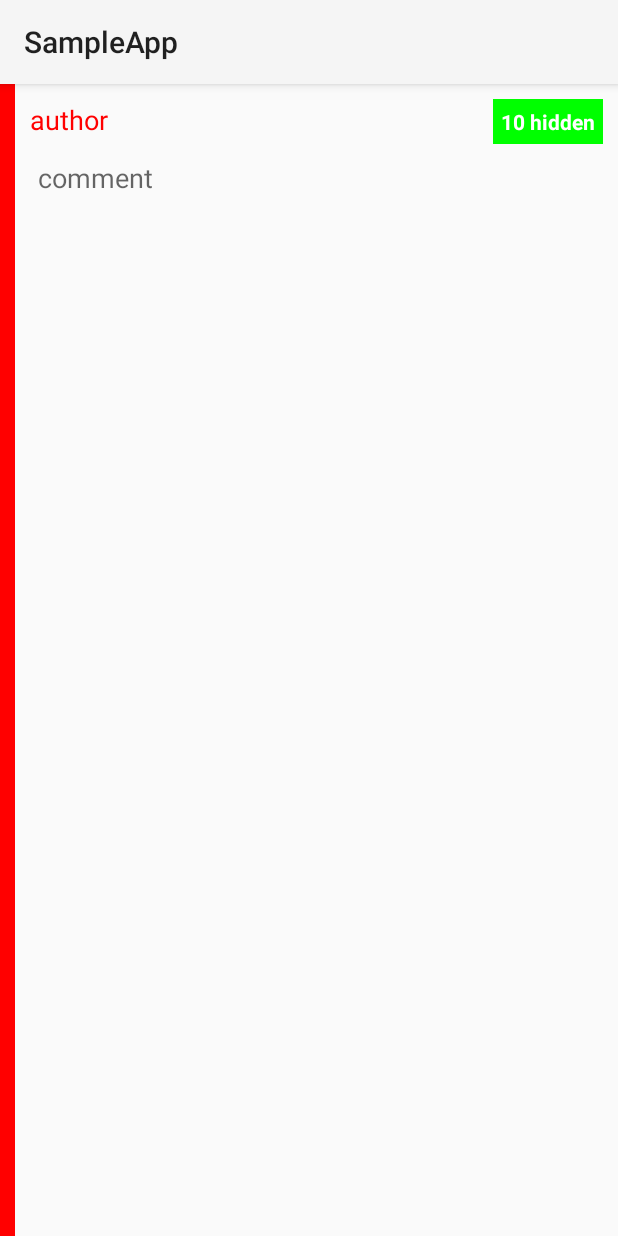
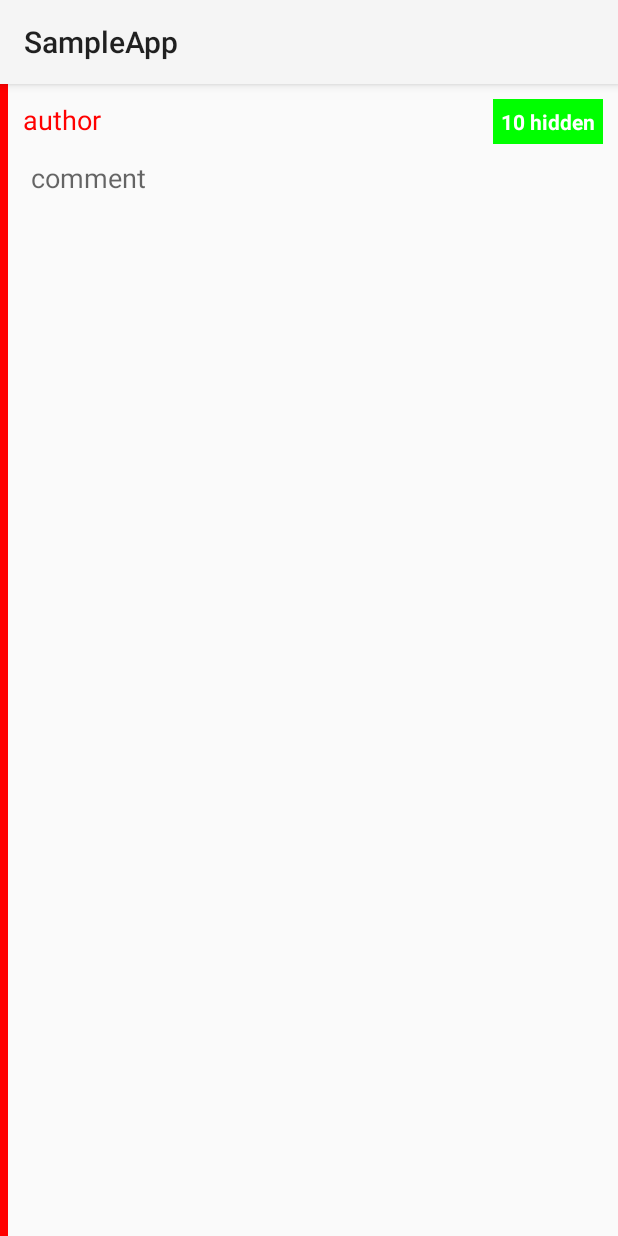
Before and after one commit to defacto133/MultiLevelExpandableIndentableListView, an Android app: the layout listview_group.xml on its own in the app's theme, with its tools: preview values and no code run, on a phone screen of 412 x 824 dp. Run offline under Robolectric (Android 15) with nearby library versions, the phone set to English and light mode, and no system bars.

Commit message:
Make the color bar thinner

```diff
--- a/sampleapp/src/main/res/layout/listview_group.xml
+++ b/sampleapp/src/main/res/layout/listview_group.xml
@@ -7,7 +7,7 @@
 
     <FrameLayout
         android:id="@+id/g_color_band"
-        android:layout_width="10dp"
+        android:layout_width="5dp"
         android:layout_height="match_parent"
         android:background="#ff0000"/>
 
--- a/sampleapp/src/main/res/layout/listview_item.xml
+++ b/sampleapp/src/main/res/layout/listview_item.xml
@@ -6,7 +6,7 @@
 
     <FrameLayout
         android:id="@+id/color_band"
-        android:layout_width="10dp"
+        android:layout_width="5dp"
         android:layout_height="match_parent"
         android:background="#ff0000"/>
 
```
